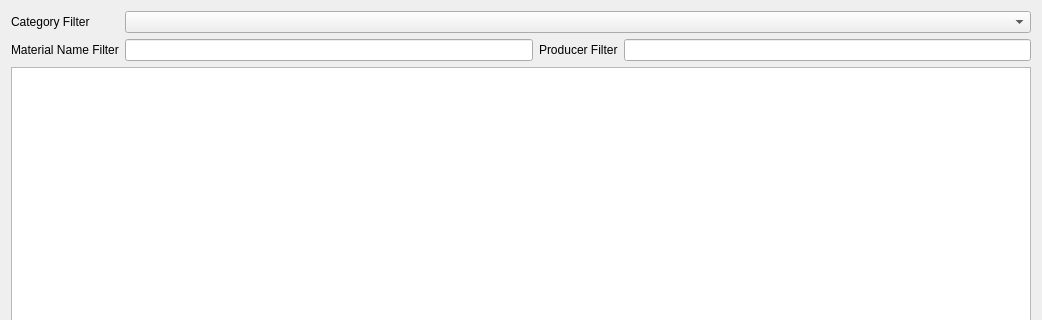
Qt form externals/QtExt/src/QtExt_MaterialDatabaseSelectionWidget.ui (Arombolosh/dwdImporter) before a commit; both pictures show x 0 to 1042 and y 0 to 320 of the 1042 by 570 pixel window.
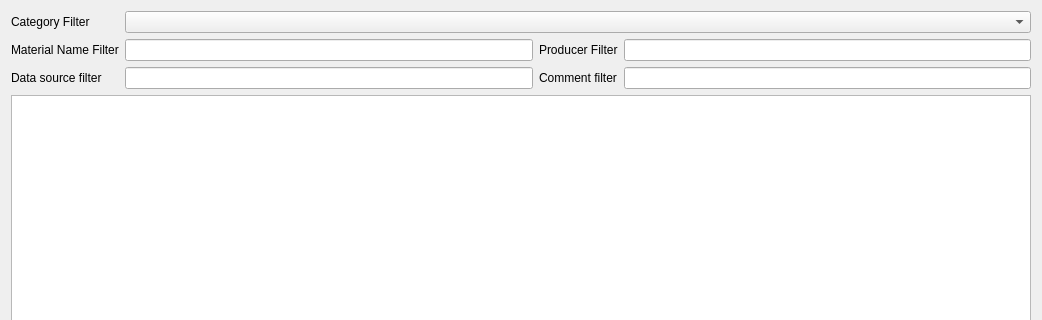
The same form after that commit.

Patch:
```diff
--- a/externals/QtExt/src/QtExt_MaterialDatabaseSelectionWidget.ui
+++ b/externals/QtExt/src/QtExt_MaterialDatabaseSelectionWidget.ui
@@ -85,6 +85,26 @@
        </property>
       </widget>
      </item>
+     <item row="2" column="1">
+      <widget class="QLineEdit" name="lineEditSourceFilter"/>
+     </item>
+     <item row="2" column="3">
+      <widget class="QLineEdit" name="lineEditCommentFilter"/>
+     </item>
+     <item row="2" column="0">
+      <widget class="QLabel" name="label_4">
+       <property name="text">
+        <string>Data source filter</string>
+       </property>
+      </widget>
+     </item>
+     <item row="2" column="2">
+      <widget class="QLabel" name="label_5">
+       <property name="text">
+        <string>Comment filter</string>
+       </property>
+      </widget>
+     </item>
     </layout>
    </item>
    <item>
```
Left out of the diff: 36 changed lines with no effect on the pictures.
